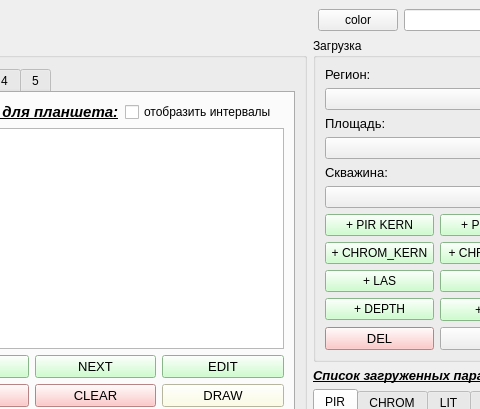
idergunoff/domanic, file qt/domanic_dialog.ui: the form before one commit; both pictures show x 723 to 1203 and y 0 to 409 of the 1292 by 882 pixel window.
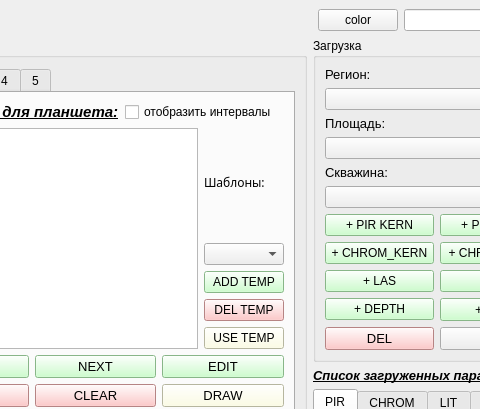
The form after the commit. Custom widgets are drawn as their Qt base class.

Commit message: template to graph tablet

Diff of the .ui file:
```diff
--- a/qt/domanic_dialog.ui
+++ b/qt/domanic_dialog.ui
@@ -548,6 +548,55 @@
                            </property>
                           </widget>
                          </item>
+                         <item row="0" column="1">
+                          <layout class="QGridLayout" name="gridLayout_81">
+                           <item row="0" column="0">
+                            <widget class="QLabel" name="label_2">
+                             <property name="font">
+                              <font>
+                               <family>aakar</family>
+                              </font>
+                             </property>
+                             <property name="text">
+                              <string>Шаблоны:</string>
+                             </property>
+                            </widget>
+                           </item>
+                           <item row="1" column="0">
+                            <widget class="QComboBox" name="comboBox_temp_graph_tab"/>
+                           </item>
+                           <item row="2" column="0">
+                            <widget class="QPushButton" name="pushButton_add_temp_graph_tab">
+                             <property name="styleSheet">
+                              <string notr="true">background-color: rgb(191, 255, 191);</string>
+                             </property>
+                             <property name="text">
+                              <string>ADD TEMP</string>
+                             </property>
+                            </widget>
+                           </item>
+                           <item row="3" column="0">
+                            <widget class="QPushButton" name="pushButton_del_temp_graph_tab">
+                             <property name="styleSheet">
+                              <string notr="true">background-color: rgb(255, 185, 185);</string>
+                             </property>
+                             <property name="text">
+                              <string>DEL TEMP</string>
+                             </property>
+                            </widget>
+                           </item>
+                           <item row="4" column="0">
+                            <widget class="QPushButton" name="pushButton_use_temp_graph_tab">
+                             <property name="styleSheet">
+                              <string notr="true">background-color: rgb(255, 255, 222);</string>
+                             </property>
+                             <property name="text">
+                              <string>USE TEMP</string>
+                             </property>
+                            </widget>
+                           </item>
+                          </layout>
+                         </item>
                         </layout>
                        </item>
                        <item row="1" column="0">
```
The commit also changes 5 other files.
